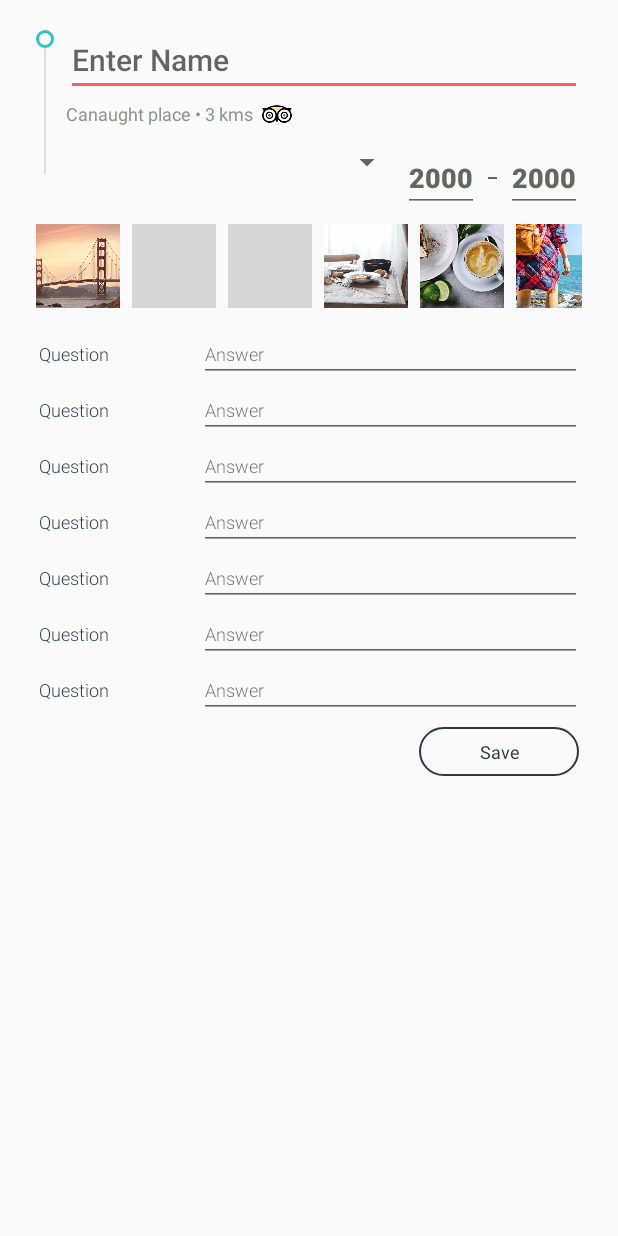
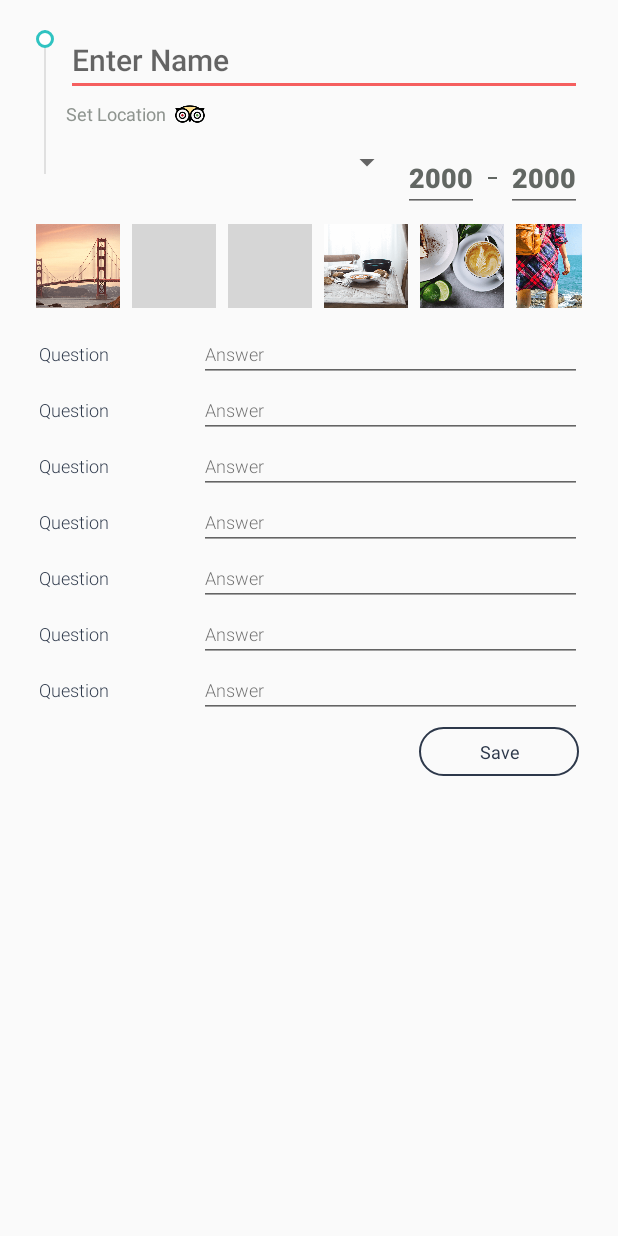
Before and after one commit to srreema/green-list, an Android app: the AddListingActivity screen opened directly, with no data from a screen before it, on a phone screen of 412 x 824 dp. Run offline under Robolectric (Android 15) with nearby library versions, the phone set to English and light mode, and no system bars; libraries missing offline, so code that uses them is left out: io.realm; 3 statements that could not run were skipped; grey boxes are pictures that could not be loaded.

Commit message:
Add Listing form UI completed.

```diff
--- a/app/build.gradle
+++ b/app/build.gradle
@@ -34,6 +34,8 @@ dependencies {
     compile 'com.facebook.stetho:stetho-okhttp3:1.4.2'
     compile 'io.realm:android-adapters:1.4.0'
 
+    compile 'com.google.android.gms:play-services:10.0.1'
+
 
     compile 'com.android.support:appcompat-v7:25.1.0'
     compile 'com.android.support:cardview-v7:25.1.0'
--- a/app/src/main/AndroidManifest.xml
+++ b/app/src/main/AndroidManifest.xml
@@ -3,6 +3,7 @@
     package="com.styx.mobile.greenlist">
 
     <uses-permission android:name="android.permission.INTERNET" />
+    <uses-permission android:name="android.permission.ACCESS_FINE_LOCATION" />
     <application
         android:name=".utils.GreenListApplication"
         android:allowBackup="true"
@@ -20,6 +21,10 @@
         <activity android:name=".ui.AddListingActivity" />
         <activity android:name=".ui.SearchActivity" />
         <activity android:name=".ui.ListingDetailActivity" />
+
+        <meta-data
+            android:name="com.google.android.geo.API_KEY"
+            android:value="AIzaSyDdJSUOeC52Uo_PVxT054xGgtcugmMCl8A" />
     </application>
 
 </manifest>
--- a/app/src/main/java/com/styx/mobile/greenlist/ui/AddListingActivity.java
+++ b/app/src/main/java/com/styx/mobile/greenlist/ui/AddListingActivity.java
@@ -1,13 +1,25 @@
 package com.styx.mobile.greenlist.ui;
 
+import android.content.Intent;
 import android.os.Bundle;
 import android.support.v7.app.AppCompatActivity;
+import android.support.v7.widget.ButtonBarLayout;
+import android.view.View;
 import android.widget.ArrayAdapter;
+import android.widget.Button;
 import android.widget.EditText;
+import android.widget.ImageView;
+import android.widget.LinearLayout;
 import android.widget.Spinner;
+import android.widget.TextView;
+import android.widget.Toast;
 
+import com.google.android.gms.location.places.Place;
+import com.google.android.gms.location.places.ui.PlacePicker;
+import com.google.android.gms.vision.text.Text;
 import com.styx.mobile.greenlist.R;
 import com.styx.mobile.greenlist.models.Listing;
+import com.styx.mobile.greenlist.models.Location;
 import com.styx.mobile.greenlist.models.Type;
 
 import java.util.ArrayList;
@@ -19,7 +31,11 @@ public class AddListingActivity extends AppCompatActivity {
     Realm realm;
     Listing newListing;
     Spinner spinnerType;
-    EditText editTextListingName, editTextMinPrice, editTextMaxPrice;
+    TextView textViewLocationName;
+    LinearLayout linearLayoutLocation;
+    EditText editTextName, editTextMinPrice, editTextMaxPrice;
+    int REQUEST_CODE_PLACE_PICKER = 1000;
+    PlacePicker.IntentBuilder builder = new PlacePicker.IntentBuilder();
 
     @Override
     protected void onCreate(Bundle savedInstanceState) {
@@ -31,11 +47,24 @@ public class AddListingActivity extends AppCompatActivity {
 
     void initializeUI() {
         newListing = new Listing();
+        spinnerType = (Spinner) findViewById(R.id.spinnerType);
+        editTextName = (EditText) findViewById(R.id.editTextName);
+        textViewLocationName = (TextView) findViewById(R.id.textViewLocationName);
+        editTextMinPrice = (EditText) findViewById(R.id.editTextMinPrice);
+        linearLayoutLocation = (LinearLayout) findViewById(R.id.linearLayoutLocation);
+        editTextMaxPrice = (EditText) findViewById(R.id.editTextMaxPrice);
+        linearLayoutLocation.setOnClickListener(new View.OnClickListener() {
+            @Override
+            public void onClick(View v) {
+                try {
+                    Intent intent = builder.build(AddListingActivity.this);
+                    startActivityForResult(intent, REQUEST_CODE_PLACE_PICKER);
 
-        spinnerType = (Spinner) findViewById(R.id.spinnerType);
-        editTextListingName = (EditText) findViewById(R.id.editTextListingName);
-        editTextMinPrice = (EditText) findViewById(R.id.editTextMinPrice);
-        editTextMaxPrice = (EditText) findViewById(R.id.editTextMaxPrice);
+                } catch (Exception e) {
+                    e.printStackTrace();
+                }
+            }
+        });
 
         ArrayList<String> arrayList = new ArrayList<>();
         RealmResults<Type> typeRealmResults = realm.where(Type.class).findAll();
@@ -43,9 +72,21 @@ public class AddListingActivity extends AppCompatActivity {
             arrayList.add(type.getName());
         }
         ArrayAdapter<String> adapter = new ArrayAdapter<>(this, android.R.layout.simple_list_item_1, arrayList);
+        spinnerType.setAdapter(adapter);
+    }
 
-        spinnerType.setAdapter(adapter);
-
+    protected void onActivityResult(int requestCode, int resultCode, Intent data) {
+        if (requestCode == REQUEST_CODE_PLACE_PICKER) {
+            if (resultCode == RESULT_OK) {
+                Place place = PlacePicker.getPlace(this, data);
+                Location location = new Location();
+                location.setName(place.getName().toString());
+                location.setLatitude(String.valueOf((place.getLatLng()).latitude));
+                location.setLongitude(String.valueOf((place.getLatLng()).longitude));
+                newListing.setLocation(location);
+                textViewLocationName.setText(String.format(getString(R.string.location_name), place.getName()));
+            }
+        }
     }
 
     @Override
--- a/app/src/main/res/layout/activity_addlisting.xml
+++ b/app/src/main/res/layout/activity_addlisting.xml
@@ -42,7 +42,7 @@
                 android:layout_height="wrap_content"
                 android:fontFamily="@string/font_family_medium"
                 android:hint="Enter Name"
-                android:inputType="textPersonName"
+                android:inputType="textCapWords"
                 android:maxLines="2"
                 android:textColor="@color/app_dark_100"
                 android:textSize="20sp"
@@ -75,6 +75,7 @@
                         android:fontFamily="@string/font_family_medium"
                         android:inputType="number"
                         android:maxLines="1"
+                        android:nextFocusDown="@+id/editTextMaxPrice"
                         android:text="2000"
                         android:textColor="@color/medium_green_900"
                         android:textSize="18sp"
@@ -110,13 +111,13 @@
                 android:gravity="center_vertical">
 
                 <TextView
-                    android:id="@+id/TextViewLocationName"
+                    android:id="@+id/textViewLocationName"
                     android:layout_width="wrap_content"
                     android:layout_height="wrap_content"
                     android:layout_centerVertical="true"
                     android:layout_marginTop="0dp"
                     android:fontFamily="@string/font_family_regular"
-                    android:text="Canaught place • 3 kms"
+                    android:text="Set Location"
                     android:textColor="@color/medium_green_800"
                     android:textSize="12sp" />
 
--- a/app/src/main/res/layout/item_search_bar.xml
+++ b/app/src/main/res/layout/item_search_bar.xml
@@ -26,7 +26,7 @@
             android:layout_width="match_parent"
             android:layout_height="wrap_content"
             android:background="@color/white"
-            android:hint="Where do you want to go   ?"
+            android:hint="@string/what_to_search"
             android:imeOptions="actionSearch"
             android:inputType="text"
             android:maxLines="1"
--- a/app/src/main/res/values/strings.xml
+++ b/app/src/main/res/values/strings.xml
@@ -24,4 +24,7 @@
     <string name="rounded_square">M40.2 20h120s20-1 20 20-19.7 19.6-19.7 19.6H40.3s-19.8-.5-19.8-20C20.5 20 40.2 20 40.2 20z</string>
     <string name="airbnb">M238 223c-2 14.5-11.5 27-25 32.4-6.7 2.8-13.8 3.6-21 2.8-7-1-13.8-3-21-7.2-10-5.5-19.8-14-31.4-26.8 18.2-22.3 29.2-42.7 33.4-61 2-8.5 2.2-16.2 1.3-23.4-1-7-3.6-13.2-7.4-18.7-9-12-23-19-39-19s-31 7-39 19c-4 6-7 12-8 19s-1 15 1 24c4 18 15 39 33 61-11 13-21 21-31 27-7 4-14 7-21 7-8 1-15 0-21-2-14-5-23-18-25-32-1-7-1-14 2-21l3-9 6.7-14 .3-.4c19-41 39.7-83 61-124l1-1.4c2.4-4 4.7-8.4 7-12.6 2-5 4.5-9 7.6-12 6-7 13.6-10.8 22-10.8 8.7 0 16.4 3.7 22 10.3 3 3.4 5.7 7.5 8 12s4.5 8 7 12l.6 1.6c21 41 41.3 83 60.3 124v.5c2.3 4 4 9 6.4 13.5 1.4 3.5 3 6 3.6 9 3 7 3 14 2 21zm-110-12.8c-15-18.8-24.6-36.4-28-51.3-1.2-7-1.5-12-.7-17 .6-5 2.2-9 4.4-12 5.3-8 14-12 24.3-12 10.2 0 19.3 4 24.3 12 2.2 3 3.8 7 4.4 11 .8 5 .5 10-.8 17-4 14-13 32-28 51zm124.4-14.4c-1.4-3.3-2.8-7-4.2-10l-6.3-14-1-.2c-19-41.4-40-83.3-61-124.6l-1-2c-3-4-5-9-7-13-3-5-6-10-10-15-8-11-21-17-34-17s-26 6-35 16c-4 5-7 10.2-10 15-2 4.5-5 9-7 13l-1 1.7C54 87 33 129 14 170.4v.5l-6 14-4 10c-3.8 10-5 20-3.5 30 3 20 16.8 38 35.8 45 7.4 3.6 14.7 5 22.7 5 2 0 5 0 7-.6 9-1 18-4 27-10 11-7 22-16 34-29 12 13 23 22 34 28 9 5.2 18 8.3 27 9.4l7 .3c7.7 0 15.4-1.3 22.3-4.4 19.2-8 32.7-26 36-46 2-10 1-20-2.7-30z</string>
 
+    <!--Home Screen-->
+    <string name="what_to_search">What do you want to search  ?</string>
+    <string name="location_name">Near %1$s</string>
 </resources>
```
Also changed, not shown: app/src/main/res/layout/layout_home_content.xml (+4 -4 lines).
